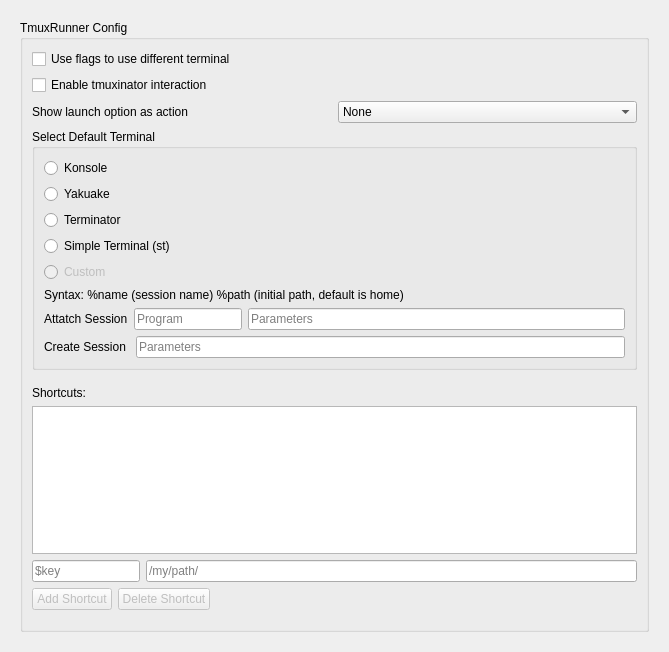
Qt form src/config/tmuxrunner_config.ui (alex1701c/TmuxRunner) before a commit.
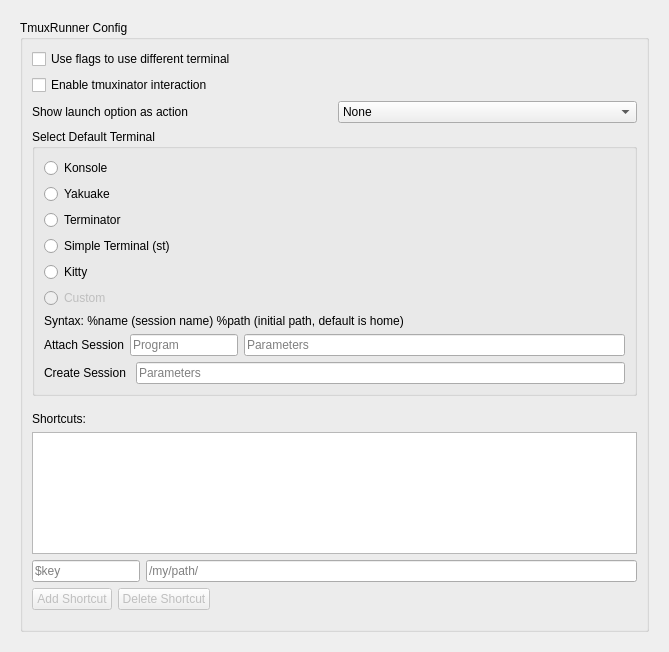
The same form after that commit.

Commit message: Add Kitty. Fix some random bits.

What changed in the file:
```diff
--- a/src/config/tmuxrunner_config.ui
+++ b/src/config/tmuxrunner_config.ui
@@ -158,6 +158,13 @@
                  </property>
                 </widget>
                </item>
+               <item>
+                <widget class="QRadioButton" name="optionKitty">
+                 <property name="text">
+                  <string>Kitty</string>
+                 </property>
+                </widget>
+               </item>
                <item>
                 <widget class="QRadioButton" name="optionCustom">
                  <property name="enabled">
@@ -182,7 +189,7 @@
                <item>
                 <widget class="QLabel" name="attachSessionLabel">
                  <property name="text">
-                  <string>Attatch Session</string>
+                  <string>Attach Session</string>
                  </property>
                 </widget>
                </item>
```
Left out of the diff: 5 changed lines with no effect on the pictures. The commit also changes 8 other files.
